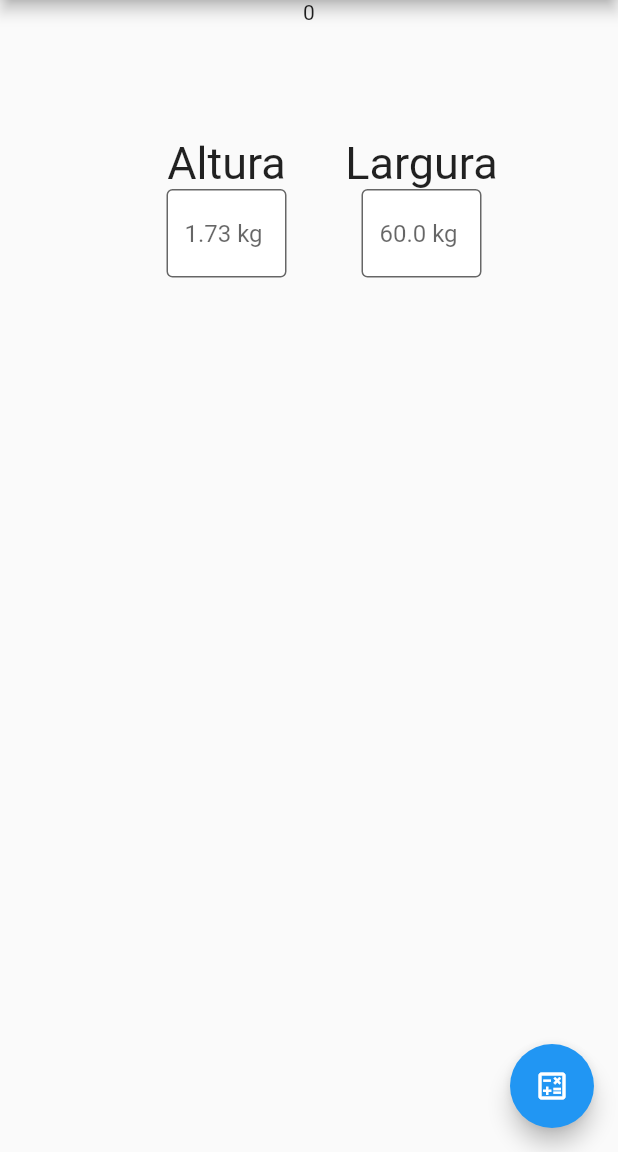
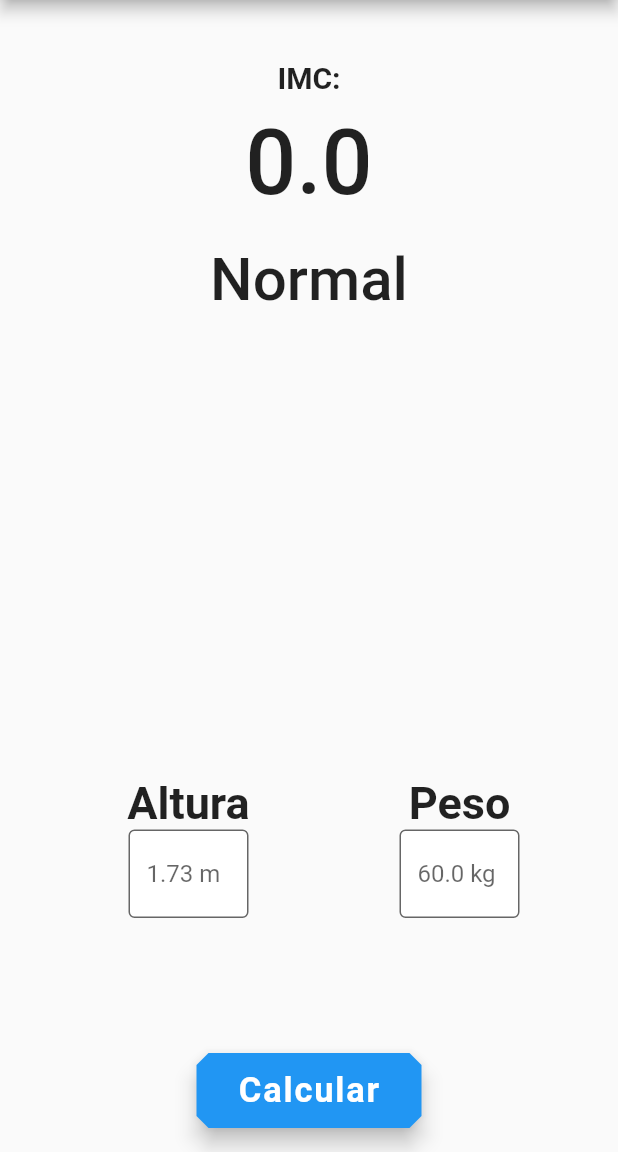
Before and after one commit to Thijalves/Calculadora-IMC-Flutter, a Flutter app: the screen it shows after launch, on a phone screen of 412 x 824 dp, the part 84-1236 px from its top. Run offline on Flutter 3.47's test engine with Material 2 defaults, Android fonts, the phone set to English and light mode, and no system bars.

Commit message:
funcionalidade de calcular implementada

```diff
--- a/lib/main.dart
+++ b/lib/main.dart
@@ -1,4 +1,8 @@
 import 'package:flutter/material.dart';
+
+double peso = 0;
+double altura = 0;
+String classe = 'Normal';
 
 void main() {
   runApp(const MyApp());
@@ -9,7 +13,7 @@ class MyApp extends StatelessWidget {
 
   @override
   Widget build(BuildContext context) {
-    return MaterialApp(
+    return const MaterialApp(
       home: HomePage(),
     );
   }
@@ -23,14 +27,27 @@ class HomePage extends StatefulWidget {
 }
 
 class _HomePageState extends State<HomePage> {
-  num _imc = 0, peso = 0, altura = 0;
+  double _imc = 0;
 
   void _calcular() {
     setState(() {
-      _imc += 1.0;
+      _imc = peso / (altura * altura);
+      if (_imc < 18.5) {
+        classe = 'Magreza';
+      } else if (_imc < 25) {
+        classe = 'Normal';
+      } else if (_imc < 30) {
+        classe = 'Sobrepeso';
+      } else if (_imc < 40) {
+        classe = 'Obesidade';
+      } else {
+        classe = 'Obesidade Grave';
+      }
+      // print(_imc);
     });
   }
 
+  @override
   Widget build(BuildContext context) {
     return Scaffold(
       appBar: AppBar(
@@ -39,30 +56,57 @@ class _HomePageState extends State<HomePage> {
       ),
       body: Column(
         children: [
-          Container(child: Text(_imc.toString())),
-          Container(
+          Expanded(
+              child: Column(
+            children: [
+              const SizedBox(height: 40),
+              const Text('IMC:',
+                  style: TextStyle(fontSize: 20, fontWeight: FontWeight.bold)),
+              const SizedBox(height: 10),
+              Text(_imc.toStringAsFixed(1),
+                  style: const TextStyle(
+                      fontSize: 60, fontWeight: FontWeight.w500)),
+              const SizedBox(height: 20),
+              Text(classe,
+                  style: const TextStyle(
+                      fontSize: 40, fontWeight: FontWeight.w500))
+            ],
+          )),
+          SizedBox(
             height: 250,
-            // color: Colors.blue,
+            // color: Color.fromARGB(255, 61, 120, 150),
             child: Row(
-              mainAxisAlignment: MainAxisAlignment.center,
+              mainAxisAlignment: MainAxisAlignment.spaceEvenly,
+              crossAxisAlignment: CrossAxisAlignment.start,
               children: [
                 InputField(titulo: 'Altura', defaultValue: 1.73),
-                InputField(titulo: 'Largura', defaultValue: 60.0),
+                InputField(titulo: 'Peso', defaultValue: 60.0),
               ],
             ),
           ),
         ],
       ),
-      floatingActionButton: FloatingActionButton(
-        child: Icon(Icons.calculate_outlined),
-        onPressed: _calcular,
+      floatingActionButton: SizedBox(
+        width: 150,
+        height: 50,
+        child: FloatingActionButton(
+          shape: const BeveledRectangleBorder(
+              borderRadius: BorderRadius.all(Radius.circular(8))),
+          onPressed: _calcular,
+          child: const Text(
+            'Calcular',
+            style: TextStyle(fontSize: 23, fontWeight: FontWeight.bold),
+          ),
+        ),
       ),
+      floatingActionButtonLocation: FloatingActionButtonLocation.centerFloat,
     );
   }
 }
 
 class InputField extends StatelessWidget {
-  InputField({required this.titulo, required this.defaultValue});
+  InputField({Key? key, required this.titulo, required this.defaultValue})
+      : super(key: key);
 
   String titulo = 'null';
   double defaultValue = 1;
@@ -77,18 +121,23 @@ class InputField extends StatelessWidget {
         child: Column(children: [
           Text(
             titulo,
-            style: TextStyle(fontSize: 30),
+            style: const TextStyle(fontSize: 30, fontWeight: FontWeight.w600),
           ),
-          Container(
+          SizedBox(
             width: 80,
             child: TextField(
+                onChanged: (value) {
+                  titulo == 'Altura'
+                      ? altura = double.parse(value)
+                      : peso = double.parse(value);
+                },
                 decoration: InputDecoration(
                   // suffix: Text((titulo == 'altura' ? 'm' : 'kg')),
                   filled: true,
                   fillColor: Colors.white,
                   border: const OutlineInputBorder(),
                   hintText: defaultValue.toString() +
-                      (titulo == 'altura' ? ' m' : ' kg'),
+                      (titulo == 'Altura' ? ' m' : ' kg'),
                 ),
                 keyboardType:
                     const TextInputType.numberWithOptions(decimal: true)),
```
